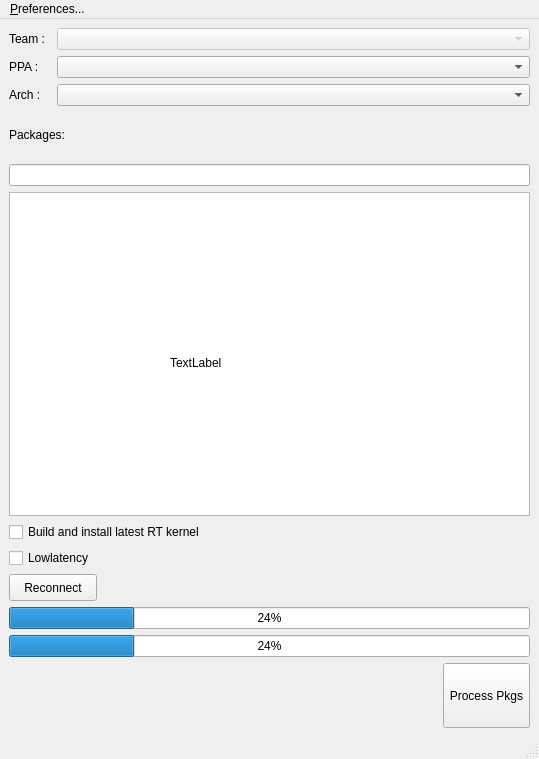
Qt form kxfed_ui.ui (millerthegorilla/launchpad_rpm) before a commit.
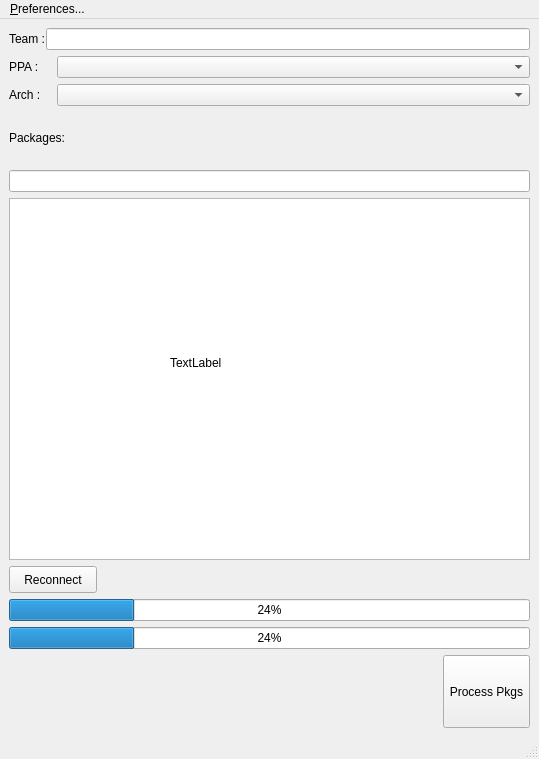
The same form after that commit.

Commit message: commit gui changes before branch switch

What changed in the file:
```diff
--- a/kxfed_ui.ui
+++ b/kxfed_ui.ui
@@ -37,16 +37,16 @@
    </property>
    <layout class="QGridLayout" name="gridLayout">
     <item row="4" column="0">
-     <layout class="QVBoxLayout" name="verticalLayout" stretch="5,5,5,5,0,35,5,5,5,5,0,7">
+     <layout class="QVBoxLayout" name="verticalLayout" stretch="5,5,5,5,0,35,5,5,0,7">
       <item>
-       <layout class="QHBoxLayout" name="horizontalLayout_2" stretch="1,10">
+       <layout class="QHBoxLayout" name="horizontalLayout_2" stretch="1,0">
         <property name="spacing">
          <number>1</number>
         </property>
         <property name="sizeConstraint">
          <enum>QLayout::SetDefaultConstraint</enum>
         </property>
-        <item>
+        <item alignment="Qt::AlignLeft">
          <widget class="QLabel" name="team_label">
           <property name="sizePolicy">
            <sizepolicy hsizetype="Minimum" vsizetype="Minimum">
@@ -54,24 +54,30 @@
             <verstretch>0</verstretch>
            </sizepolicy>
           </property>
+          <property name="minimumSize">
+           <size>
+            <width>0</width>
+            <height>0</height>
+           </size>
+          </property>
           <property name="text">
            <string>Team :</string>
           </property>
          </widget>
         </item>
         <item>
-         <widget class="QComboBox" name="team_combo">
-          <property name="enabled">
-           <bool>false</bool>
-          </property>
+         <widget class="QLineEdit" name="team_line_edit">
           <property name="sizePolicy">
-           <sizepolicy hsizetype="Preferred" vsizetype="Fixed">
-            <horstretch>1</horstretch>
+           <sizepolicy hsizetype="Expanding" vsizetype="Fixed">
+            <horstretch>100</horstretch>
             <verstretch>0</verstretch>
            </sizepolicy>
           </property>
-          <property name="editable">
-           <bool>false</bool>
+          <property name="minimumSize">
+           <size>
+            <width>0</width>
+            <height>0</height>
+           </size>
           </property>
          </widget>
         </item>
@@ -145,20 +151,6 @@
       <item>
        <widget class="QTableView" name="pkgs_tableView"/>
       </item>
-      <item>
-       <widget class="QCheckBox" name="kernelbuild_chk">
-        <property name="text">
-         <string>Build and install latest RT kernel</string>
-        </property>
-       </widget>
-      </item>
-      <item>
-       <widget class="QCheckBox" name="lowlatency_chk">
-        <property name="text">
-         <string>Lowlatency</string>
-        </property>
-       </widget>
-      </item>
       <item>
        <widget class="QPushButton" name="reconnectBtn">
         <property name="minimumSize">
```
The commit also changes 2 other files.
